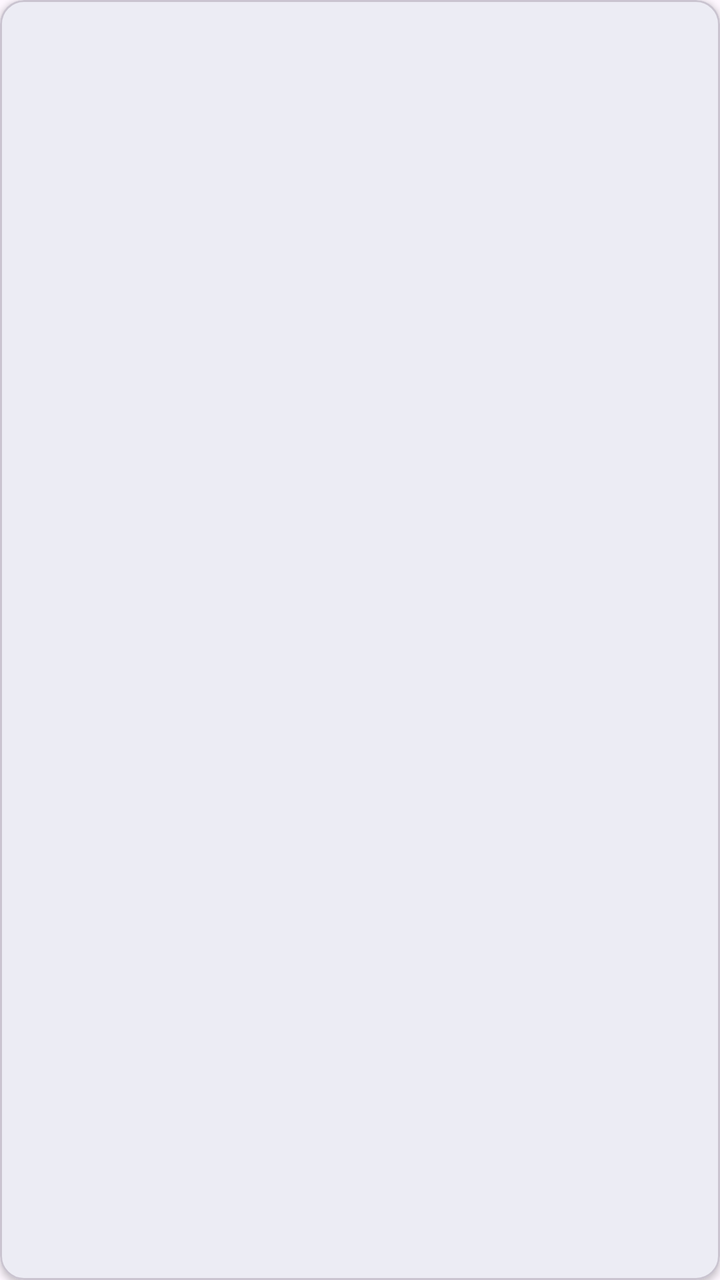
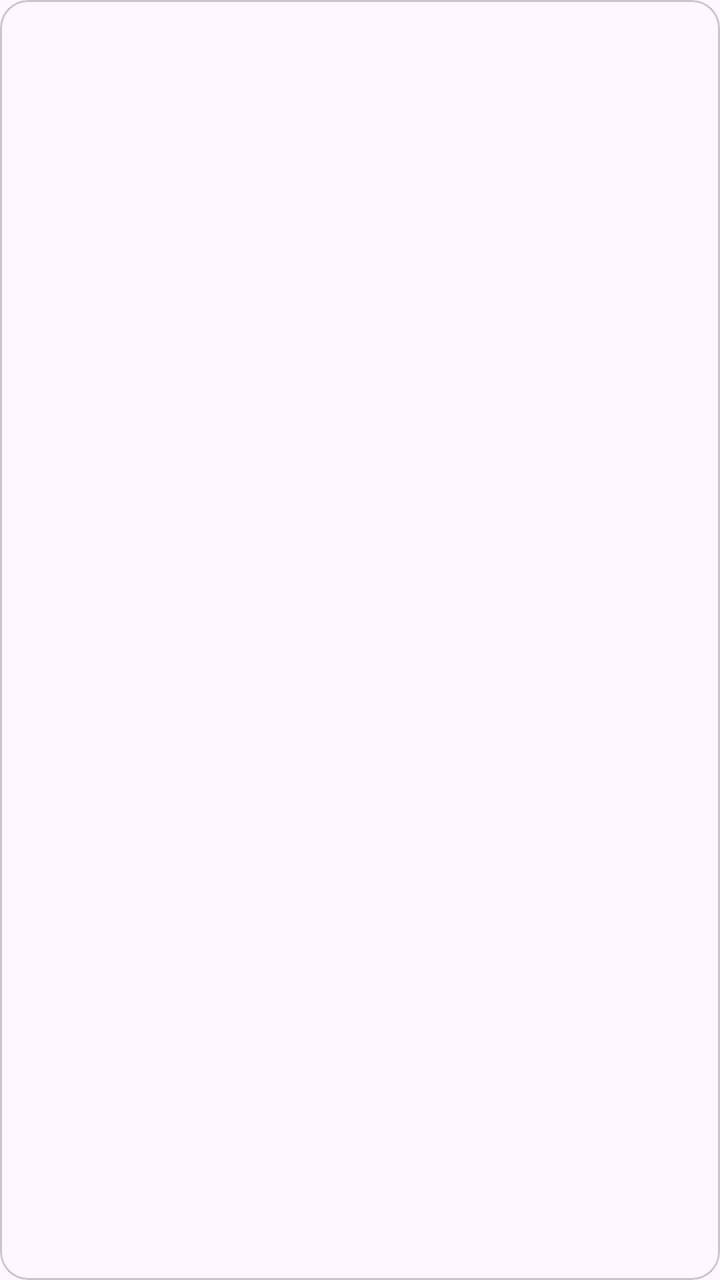

Compare the two renders of this Android layout. The source of the first and the diff that turns it into the second are given below.
<!-- AndroidManifest.xml: application theme Theme.LifeCore -->
<!-- res/layout/item_channel.xml -->
<?xml version="1.0" encoding="utf-8"?>
<com.google.android.material.card.MaterialCardView xmlns:android="http://schemas.android.com/apk/res/android"
    xmlns:app="http://schemas.android.com/apk/res-auto"
    android:layout_width="match_parent" android:layout_height="wrap_content"
    android:layout_margin="6dp" app:contentPadding="14dp" app:cardElevation="2dp">
    <LinearLayout android:layout_width="match_parent" android:layout_height="wrap_content" android:orientation="vertical">
        <TextView android:id="@+id/chName" android:layout_width="match_parent" android:layout_height="wrap_content" android:textSize="16sp" android:textStyle="bold" />
        <TextView android:id="@+id/chMeta" android:layout_width="match_parent" android:layout_height="wrap_content"
            android:textSize="11sp" android:textColor="#888" android:layout_marginTop="2dp" />
    </LinearLayout>
</com.google.android.material.card.MaterialCardView>
<!-- resources referenced by this layout -->
<resources>
  <style name="Theme.LifeCore" parent="Theme.Material3.DayNight.NoActionBar">
          <item name="colorPrimary">@color/lc_primary</item>
          <item name="colorSecondary">@color/lc_secondary</item>
      </style>
  <color name="lc_primary">#00696B</color>
  <color name="lc_secondary">#4A6363</color>
</resources>

<!-- the commit's change to res/layout/item_channel.xml (unified diff, before → after) -->
@@ -2,10 +2,13 @@
 <com.google.android.material.card.MaterialCardView xmlns:android="http://schemas.android.com/apk/res/android"
     xmlns:app="http://schemas.android.com/apk/res-auto"
     android:layout_width="match_parent" android:layout_height="wrap_content"
-    android:layout_margin="6dp" app:contentPadding="14dp" app:cardElevation="2dp">
+    android:layout_marginHorizontal="12dp" android:layout_marginVertical="5dp"
+    app:cardCornerRadius="14dp" app:cardElevation="0dp" app:strokeWidth="1dp"
+    app:strokeColor="?attr/colorOutlineVariant" app:contentPadding="14dp" android:longClickable="true">
     <LinearLayout android:layout_width="match_parent" android:layout_height="wrap_content" android:orientation="vertical">
-        <TextView android:id="@+id/chName" android:layout_width="match_parent" android:layout_height="wrap_content" android:textSize="16sp" android:textStyle="bold" />
+        <TextView android:id="@+id/chName" android:layout_width="match_parent" android:layout_height="wrap_content"
+            android:textSize="16sp" android:textColor="?attr/colorOnSurface" />
         <TextView android:id="@+id/chMeta" android:layout_width="match_parent" android:layout_height="wrap_content"
-            android:textSize="11sp" android:textColor="#888" android:layout_marginTop="2dp" />
+            android:textSize="12sp" android:textColor="?attr/colorOnSurfaceVariant" android:layout_marginTop="3dp" />
     </LinearLayout>
 </com.google.android.material.card.MaterialCardView>
<!-- resource entries referenced after the edit -->
@@ -2,9 +2,15 @@
 <resources>
   <style name="Theme.LifeCore" parent="Theme.Material3.DayNight.NoActionBar">
           <item name="colorPrimary">@color/lc_primary</item>
-          <item name="colorSecondary">@color/lc_secondary</item>
+          <item name="colorOnPrimary">@color/lc_on_primary</item>
+          <item name="colorPrimaryContainer">@color/lc_primary_container</item>
+          <item name="colorOnPrimaryContainer">@color/lc_on_primary_container</item>
+          <item name="android:statusBarColor">?attr/colorSurface</item>
+          <item name="android:navigationBarColor">?attr/colorSurface</item>
       </style>
-  <color name="lc_primary">#00696B</color>
-  <color name="lc_secondary">#4A6363</color>
+  <color name="lc_primary">#006A6A</color>
+  <color name="lc_on_primary">#FFFFFF</color>
+  <color name="lc_primary_container">#9CF1F0</color>
+  <color name="lc_on_primary_container">#002020</color>
 </resources>
 
